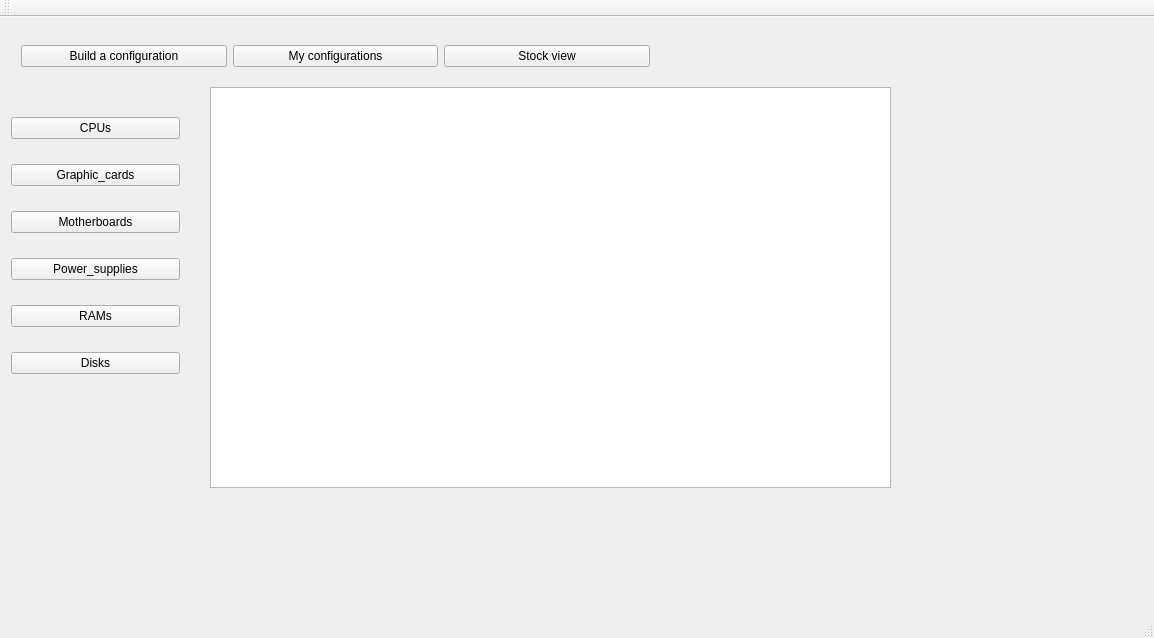
Before: the Qt Designer form mainwindow.ui in uAnthony/CursUbuntu, drawn with Qt 5.
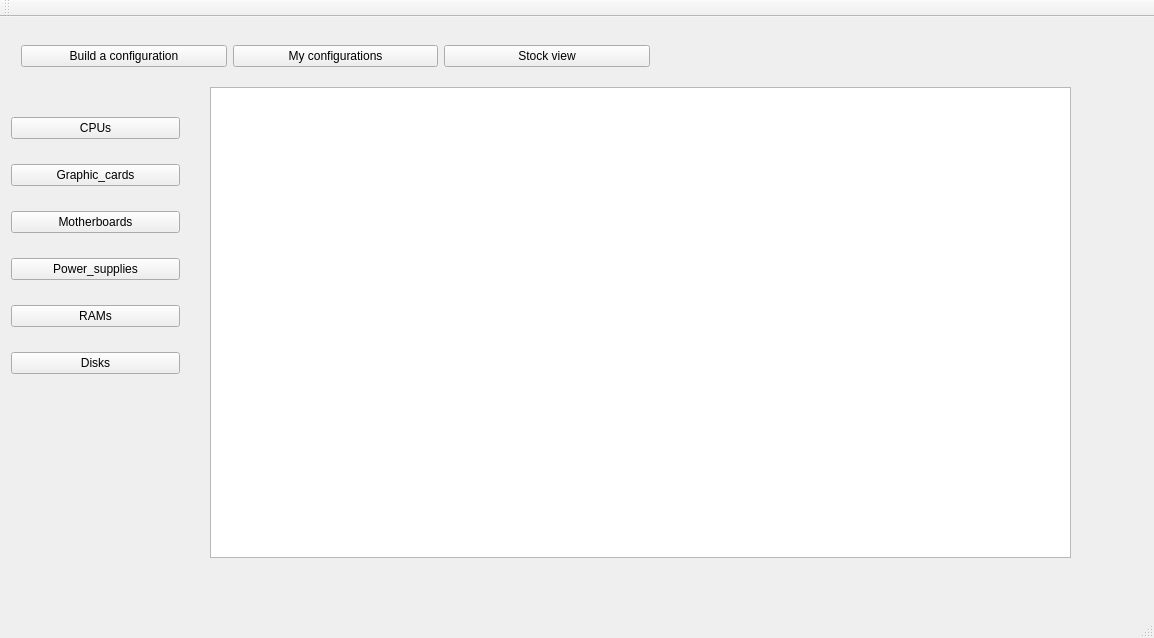
After: the same form once the commit is applied. The open tabs and pages were chosen to show the change.

Diff of the .ui file:
```diff
--- a/mainwindow.ui
+++ b/mainwindow.ui
@@ -326,8 +326,8 @@
        <rect>
         <x>210</x>
         <y>20</y>
-        <width>681</width>
-        <height>401</height>
+        <width>861</width>
+        <height>471</height>
        </rect>
       </property>
      </widget>
```
Left out of the diff: 5 changed lines with no effect on the pictures.
